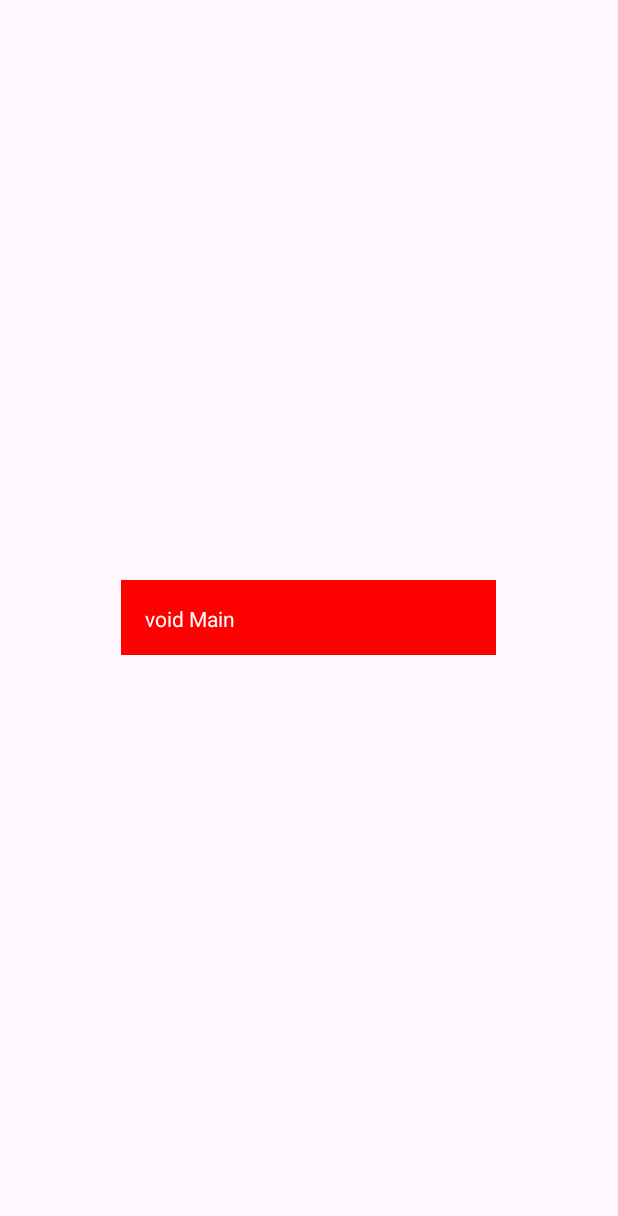
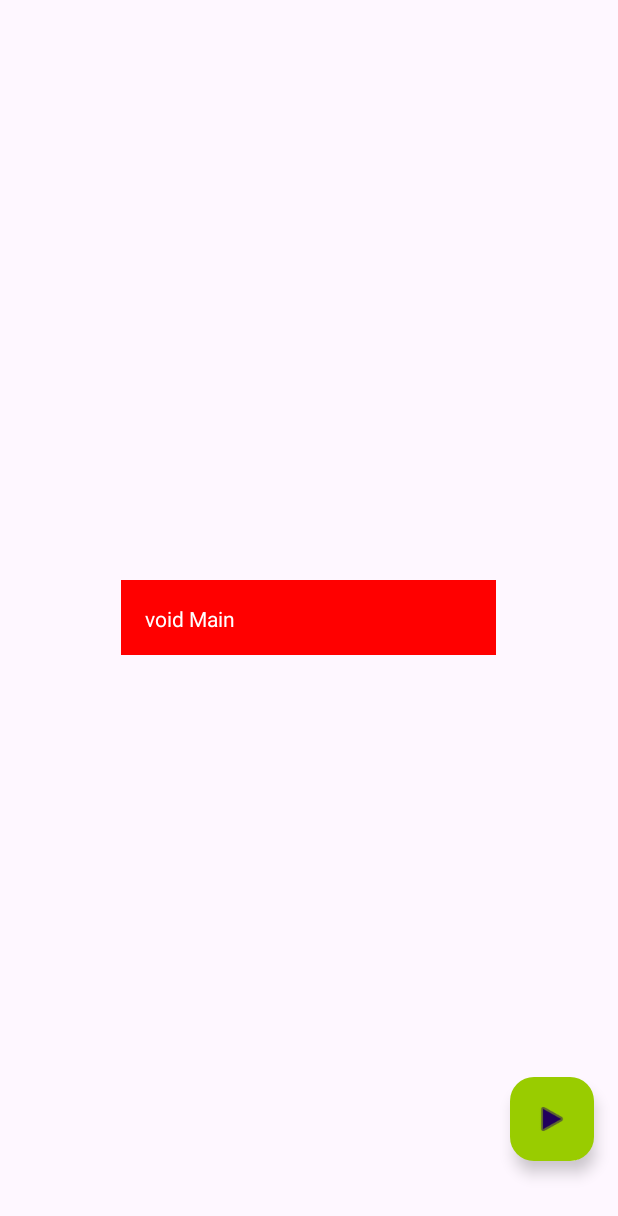
Before and after one commit to Lican1907/mainver2, an Android app: the layout activity_main.xml on its own in the app's theme, with its tools: preview values and no code run, on a phone screen of 412 x 824 dp. Shown: the top 1216 px of the screen. Run offline under Robolectric (Android 15) with nearby library versions, the phone set to English and light mode, and no system bars.

Commit message:
Add files via upload

```diff
--- a/app/src/main/res/layout/activity_main.xml
+++ b/app/src/main/res/layout/activity_main.xml
@@ -1,6 +1,7 @@
 <?xml version="1.0" encoding="utf-8"?>
 <androidx.drawerlayout.widget.DrawerLayout
     xmlns:android="http://schemas.android.com/apk/res/android"
+    xmlns:app="http://schemas.android.com/apk/res-auto"
     android:id="@+id/drawer_layout"
     android:layout_width="match_parent"
     android:layout_height="match_parent">
@@ -9,6 +10,33 @@
         android:id="@+id/rootLayout"
         android:layout_width="match_parent"
         android:layout_height="match_parent">
+
+        <com.google.android.material.floatingactionbutton.FloatingActionButton
+            android:id="@+id/runButton"
+            android:layout_width="wrap_content"
+            android:layout_height="wrap_content"
+            android:layout_alignParentEnd="true"
+            android:layout_alignParentBottom="true"
+            android:layout_marginStart="16dp"
+            android:layout_marginTop="16dp"
+            android:layout_marginEnd="16dp"
+            android:layout_marginBottom="50dp"
+            android:backgroundTint="@android:color/holo_green_light"
+            app:srcCompat="@android:drawable/ic_media_play"/>
+
+        <com.google.android.material.floatingactionbutton.FloatingActionButton
+            android:id="@+id/stopButton"
+            android:visibility="gone"
+            android:layout_width="wrap_content"
+            android:layout_height="wrap_content"
+            android:layout_alignParentEnd="true"
+            android:layout_alignParentBottom="true"
+            android:layout_marginStart="16dp"
+            android:layout_marginTop="16dp"
+            android:layout_marginEnd="16dp"
+            android:layout_marginBottom="50dp"
+            android:backgroundTint="@android:color/holo_red_light"
+            app:srcCompat="@android:drawable/ic_menu_close_clear_cancel"/>
 
         <RelativeLayout
             android:id="@+id/main"
@@ -42,6 +70,27 @@
 
             </RelativeLayout>
         </RelativeLayout>
+
+        <ImageView
+            android:id="@+id/trashBin"
+            android:layout_width="70dp"
+            android:layout_height="70dp"
+            android:background="#9B9B9B"
+            android:layout_centerHorizontal="true"
+            android:layout_marginTop="55dp"
+            android:visibility="invisible"/>
+
+        <TextView
+            android:id="@+id/console"
+            android:layout_width="match_parent"
+            android:layout_height="300dp"
+            android:layout_alignParentBottom="true"
+            android:textColor="#FFFFFF"
+            android:background="#2A2A2A"
+            android:padding="16dp"
+            android:text="test"
+            android:textSize="20sp"
+            android:visibility="gone"/>
     </RelativeLayout>
 
     <LinearLayout
```
